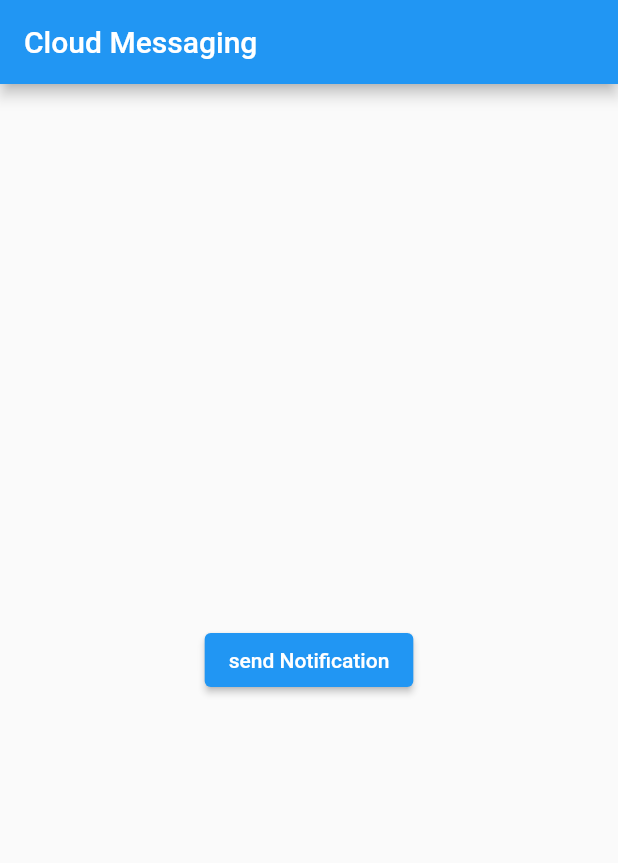
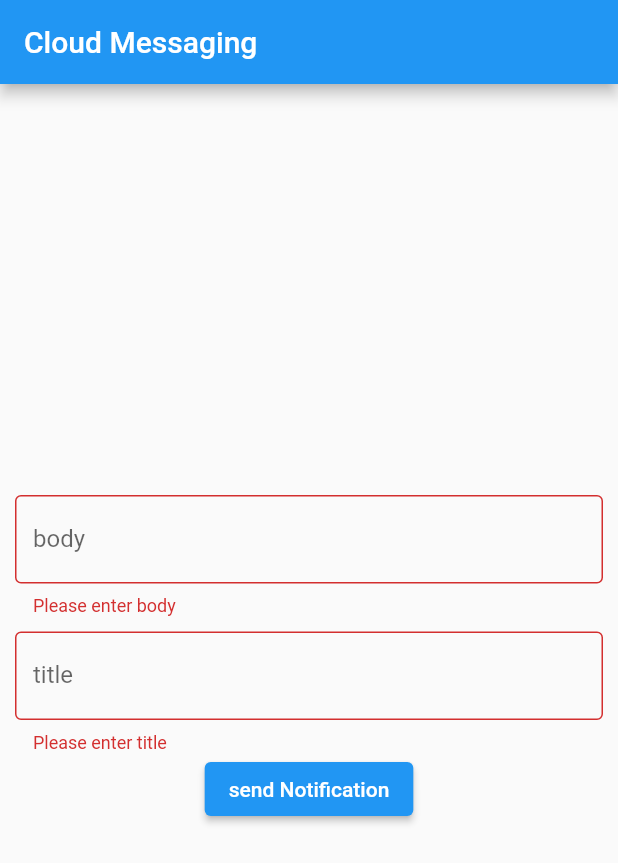
Before and after one commit to 2002abhai/notification, a Flutter app: the screen it shows after launch, after a tap on "send Notification", on a phone screen of 412 x 824 dp. Shown: the top 863 px of the screen. Run offline on Flutter 3.47's test engine with Material 2 defaults, Android fonts, the phone set to English and light mode, and no system bars; our stand-ins replace firebase_core, firebase_messaging, flutter_local_notifications; accounts and stored records are empty.

Commit message:
notification with text form filed

```diff
--- a/lib/main.dart
+++ b/lib/main.dart
@@ -19,6 +19,10 @@ class Application extends StatefulWidget {
 }
 
 class _Application extends State<Application> {
+  GlobalKey<FormState> formKey = GlobalKey<FormState>();
+
+  TextEditingController bodyController = TextEditingController();
+  TextEditingController titleController = TextEditingController();
 
   @override
   void initState() {
@@ -27,10 +31,8 @@ class _Application extends State<Application> {
   }
 
 
-  void sendNotification() async {
+  void sendNotification(String? title ,String? body) async {
     var token = await FirebaseMessaging.instance.getToken();
-    String? title = "hello";
-    String? body = "Notification";
 
     Future.delayed(
       const Duration(seconds: 10),
@@ -60,16 +62,61 @@ class _Application extends State<Application> {
   @override
   Widget build(BuildContext context) {
     return MaterialApp(
+      debugShowCheckedModeBanner: false,
       home: Scaffold(
         appBar: AppBar(
           title: const Text('Cloud Messaging'),
         ),
         body: Center(
-          child: ElevatedButton(
-            onPressed: () {
-              sendNotification();
-            },
-            child: const Text('send Notification'),
+          child: Form(
+            key: formKey,
+            child: Padding(
+              padding: const EdgeInsets.all(10.0),
+              child: Column(
+                mainAxisAlignment: MainAxisAlignment.center,
+                children: [
+                  TextFormField(
+                    controller: bodyController,
+                    decoration: const InputDecoration(
+                      border: OutlineInputBorder(),
+                      label: Text("body"),
+                    ),
+                    validator: (value){
+                      if(value!.isEmpty){
+                        return "Please enter body";
+                      }
+                      return null;
+                    },
+                  ),
+                  SizedBox(height: 10,),
+                  TextFormField(
+                    controller: titleController,
+                    decoration: const InputDecoration(
+                      border: OutlineInputBorder(),
+                      label: Text("title"),
+                    ),
+                    validator: (value){
+                      if(value!.isEmpty){
+                        return "Please enter title";
+                      }
+                      return null;
+                    },
+                  ),
+                  ElevatedButton(
+                    onPressed: () {
+                      if(formKey.currentState!.validate()){
+                        sendNotification(
+                            titleController.text,
+                            bodyController.text
+                        );
+                      }
+
+                    },
+                    child: const Text('send Notification'),
+                  ),
+                ],
+              ),
+            ),
           ),
         ),
       ),
```
